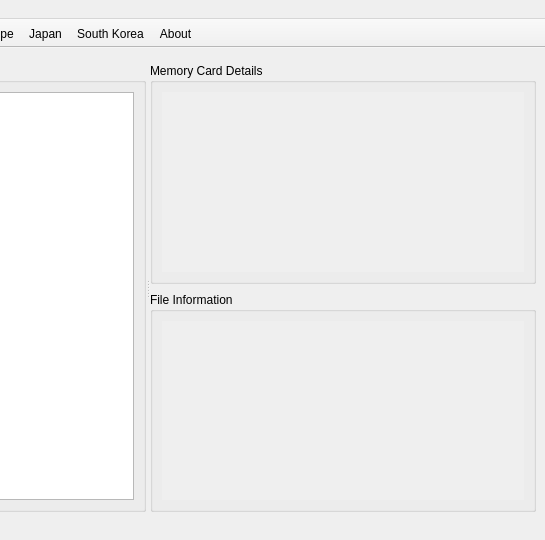
Old version of the form src/mcrecover/windows/McRecoverWindow.ui in the repository GerbilSoft/mcrecover; both pictures show x 345 to 890 and y 0 to 540 of the 890 by 540 pixel window.
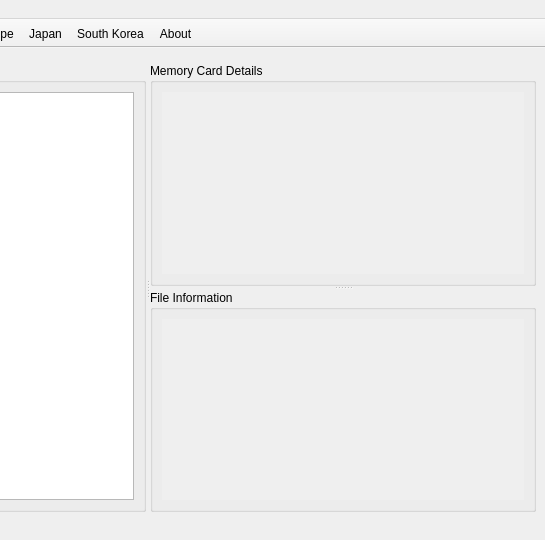
New version of the form. Icons and pictures are not drawn. Custom widgets are drawn as their Qt base class.

Commit message:
McRecoverWindow: Added a splitter between CardView and FileView.
Cleaned up some other layout widgets and removed an unnecessary
QVBoxLayout.

The edit to the form file:
```diff
--- a/src/mcrecover/windows/McRecoverWindow.ui
+++ b/src/mcrecover/windows/McRecoverWindow.ui
@@ -35,9 +35,6 @@
       <property name="childrenCollapsible">
        <bool>false</bool>
       </property>
-      <widget class="QWidget" name="">
-       <layout class="QVBoxLayout" name="vboxFileList">
-        <item>
          <widget class="QGroupBox" name="grpFileList">
           <property name="title">
            <string notr="true">No memory card loaded.</string>
@@ -64,15 +61,13 @@
            </item>
           </layout>
          </widget>
-        </item>
-       </layout>
-      </widget>
-      <widget class="QWidget" name="">
-       <layout class="QVBoxLayout" name="vboxCardFileInfo">
-        <property name="spacing">
-         <number>8</number>
-        </property>
-        <item>
+      <widget class="QSplitter" name="splitterInfo">
+       <property name="orientation">
+        <enum>Qt::Vertical</enum>
+       </property>
+       <property name="childrenCollapsible">
+        <bool>false</bool>
+       </property>
          <widget class="QGroupBox" name="grpMemCardInfo">
           <property name="title">
            <string>Memory Card Details</string>
@@ -94,8 +89,8 @@
                <rect>
                 <x>0</x>
                 <y>0</y>
-                <width>373</width>
-                <height>180</height>
+              <width>375</width>
+              <height>183</height>
                </rect>
               </property>
               <layout class="QVBoxLayout" name="vboxScrlMemCardInfo">
@@ -121,8 +116,6 @@
            </item>
           </layout>
          </widget>
-        </item>
-        <item>
          <widget class="QGroupBox" name="grpFileInfo">
           <property name="title">
            <string>File Information</string>
@@ -144,8 +137,8 @@
                <rect>
                 <x>0</x>
                 <y>0</y>
-                <width>373</width>
-                <height>179</height>
+              <width>375</width>
+              <height>183</height>
                </rect>
               </property>
               <layout class="QVBoxLayout" name="vboxScrlFileInfo">
@@ -171,8 +164,6 @@
            </item>
           </layout>
          </widget>
-        </item>
-       </layout>
       </widget>
      </widget>
     </item>
```
Left out of the diff: 6 changed lines with no effect on the pictures. Lines whose indentation alone changed are shown as unchanged. The commit also changes 1 other file.
